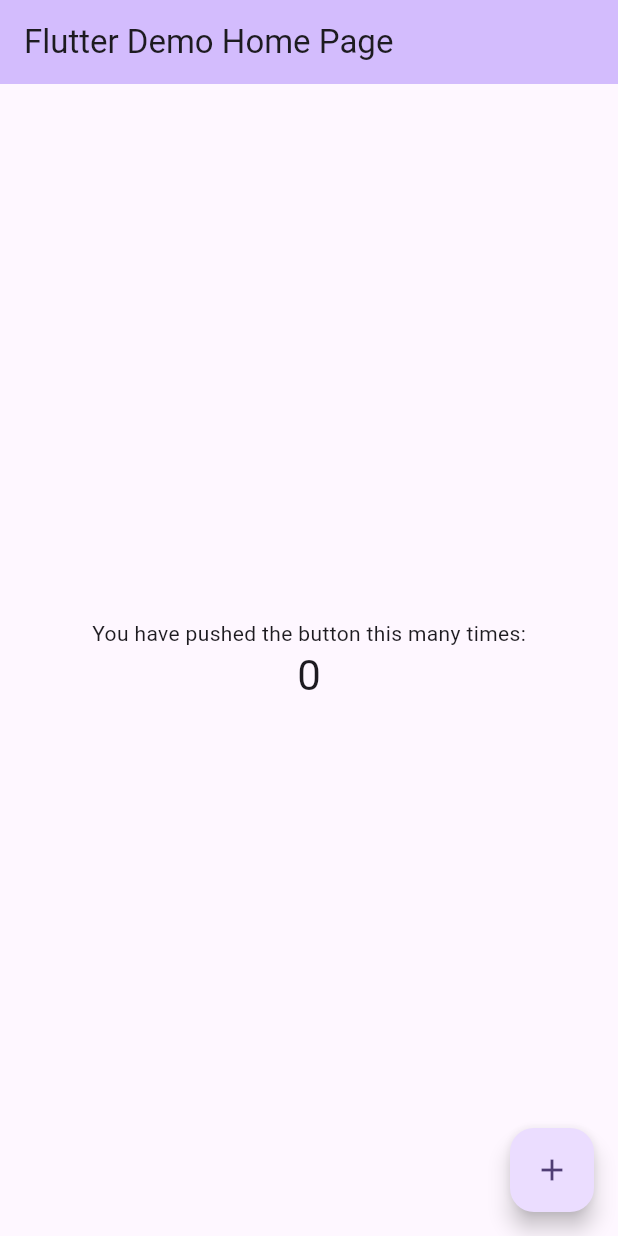
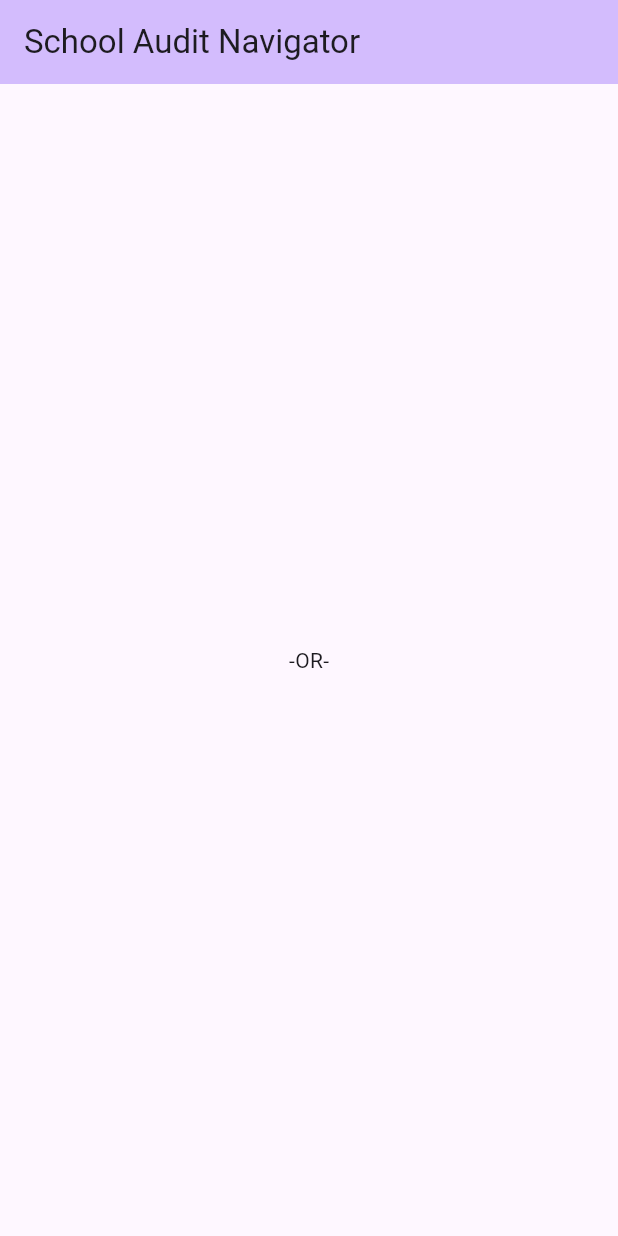
Before and after one commit to dylcarinc/Final-Project, a Flutter app: the screen it shows after launch, on a phone screen of 412 x 824 dp. Run offline on Flutter 3.47's test engine with Material 3 defaults, Android fonts, the light colour scheme and no system bars.

Commit message:
started main screen. removed clicking and started dialog inputs

```diff
--- a/school_audit_navigator/lib/main.dart
+++ b/school_audit_navigator/lib/main.dart
@@ -11,7 +11,8 @@
   @override
   Widget build(BuildContext context) {
     return MaterialApp(
-      title: 'Flutter Demo',
+      title: 'School Audit Navigator',
+
       theme: ThemeData(
         // This is the theme of your application.
         //
@@ -31,7 +32,7 @@
         colorScheme: ColorScheme.fromSeed(seedColor: Colors.deepPurple),
         useMaterial3: true,
       ),
-      home: const MyHomePage(title: 'Flutter Demo Home Page'),
+      home: const MyHomePage(title: 'School Audit Navigator'),
     );
   }
 }
@@ -55,18 +56,18 @@
 }
 
 class _MyHomePageState extends State<MyHomePage> {
-  int _counter = 0;
+  // int _counter = 0;
 
-  void _incrementCounter() {
-    setState(() {
-      // This call to setState tells the Flutter framework that something has
-      // changed in this State, which causes it to rerun the build method below
-      // so that the display can reflect the updated values. If we changed
-      // _counter without calling setState(), then the build method would not be
-      // called again, and so nothing would appear to happen.
-      _counter++;
-    });
-  }
+  // void _incrementCounter() {
+  //   setState(() {
+  //     // This call to setState tells the Flutter framework that something has
+  //     // changed in this State, which causes it to rerun the build method below
+  //     // so that the display can reflect the updated values. If we changed
+  //     // _counter without calling setState(), then the build method would not be
+  //     // called again, and so nothing would appear to happen.
+  //     _counter++;
+  //   });
+  // }
 
   @override
   Widget build(BuildContext context) {
@@ -106,20 +107,21 @@
           mainAxisAlignment: MainAxisAlignment.center,
           children: <Widget>[
             const Text(
-              'You have pushed the button this many times:',
+              '-OR-',
             ),
-            Text(
-              '$_counter',
-              style: Theme.of(context).textTheme.headlineMedium,
-            ),
+
+            // Text(
+            //   '$_counter',
+            //   style: Theme.of(context).textTheme.headlineMedium,
+            // ),
           ],
         ),
       ),
-      floatingActionButton: FloatingActionButton(
-        onPressed: _incrementCounter,
-        tooltip: 'Increment',
-        child: const Icon(Icons.add),
-      ), // This trailing comma makes auto-formatting nicer for build methods.
+      // floatingActionButton: FloatingActionButton(
+      //   onPressed: _incrementCounter,
+      //   tooltip: 'Increment',
+      //   child: const Icon(Icons.add),
+      // ), // This trailing comma makes auto-formatting nicer for build methods.
     );
   }
 }
--- /dev/null
+++ b/school_audit_navigator/lib/objects/school.dart
@@ -0,0 +1,9 @@
+
+
+class School {
+  School({required this.name, required this.address, required this.funds});
+
+  final String name;
+  final String address;
+  final int funds;
+}
```
Also changed, not shown: school_audit_navigator/lib/widgets/dialog.dart (added, +32 -0 lines).
